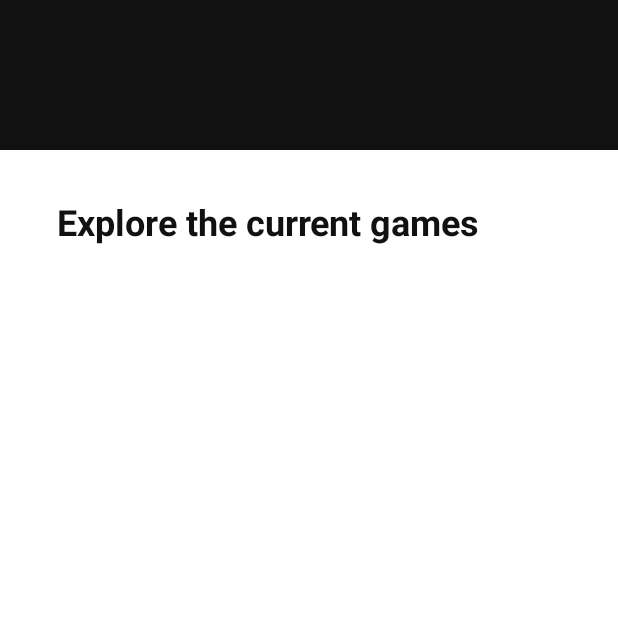
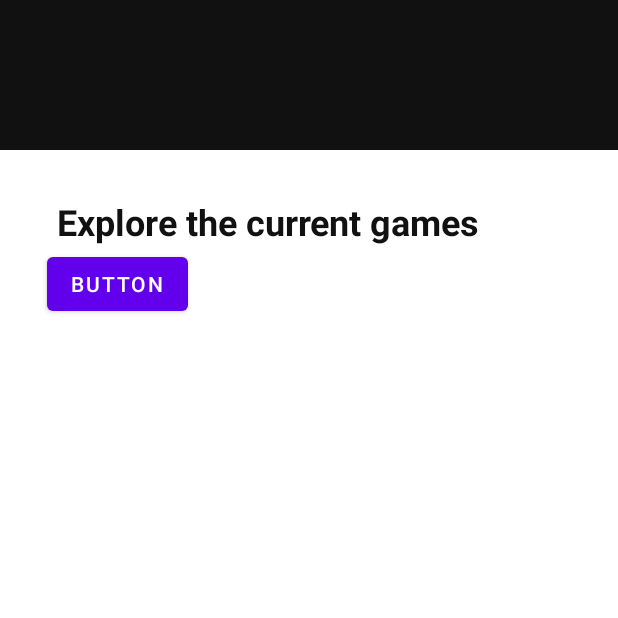
Before and after one commit to FranzGuanaco/Wheeler, an Android app: the Prize screen opened directly, with no data from a screen before it, on a phone screen of 412 x 824 dp, the top half of it. Run offline under Robolectric (Android 15) with nearby library versions, the phone set to English and light mode, and no system bars; our stand-ins replace Firebase (no records; nobody signed in at launch, a user with empty details on screens opened directly).

Commit message:
pie chart

```diff
--- a/app/src/main/java/com/View/Prize.kt
+++ b/app/src/main/java/com/View/Prize.kt
@@ -9,6 +9,7 @@ import androidx.appcompat.app.AppCompatActivity
 import android.os.Bundle
 import android.widget.Toast
 import androidx.activity.result.contract.ActivityResultContracts
+import com.ViewModel.Game
 import com.example.wheeler.databinding.ActivityPrizeBinding
 import com.google.firebase.database.*
 import com.google.firebase.storage.FirebaseStorage
@@ -29,13 +30,18 @@ override fun onCreate(savedInstanceState: Bundle?) {
     binding = ActivityPrizeBinding.inflate(layoutInflater)
     setContentView(binding.root)
 
+    binding.button.setOnClickListener(){
+        val intent = Intent(this, anychart::class.java)
+        startActivity(intent)
+    }
+
+    /*
     var database = FirebaseDatabase.getInstance().reference
 
     /*val progressDialog = ProgressDialog(this)
     progressDialog.setMessage("fetch")
     progressDialog.setCancelable(false)
     progressDialog.show() */
-
 
 
         val storage = FirebaseStorage.getInstance().reference.child("Image/Store.jpeg")
@@ -59,8 +65,12 @@ override fun onCreate(savedInstanceState: Bundle?) {
         val bitmap2 = BitmapFactory.decodeFile(localfile.absolutePath)
          binding.imageView2.setImageBitmap(bitmap2)
 
-    }}
+    }
+
+    } */
 
 
 
-}
+
+
+}}
--- a/app/src/main/res/layout/activity_prize.xml
+++ b/app/src/main/res/layout/activity_prize.xml
@@ -103,5 +103,15 @@
         android:textSize="24dp"
         android:textStyle="bold" />
 
+    <Button
+        android:id="@+id/button"
+        android:layout_width="wrap_content"
+        android:layout_height="wrap_content"
+        android:layout_alignParentStart="true"
+        android:layout_alignParentTop="true"
+        android:layout_marginStart="31dp"
+        android:layout_marginTop="165dp"
+        android:text="Button" />
+
 
 </RelativeLayout>
```
Also changed, not shown: app/src/main/AndroidManifest.xml (+8 -0 lines), app/src/main/java/com/View/anychart.kt (added, +41 -0 lines), app/src/main/res/layout/activity_anychart.xml (added, +15 -0 lines), app/src/main/res/layout/wheel.xml (deleted, +0 -7 lines).
